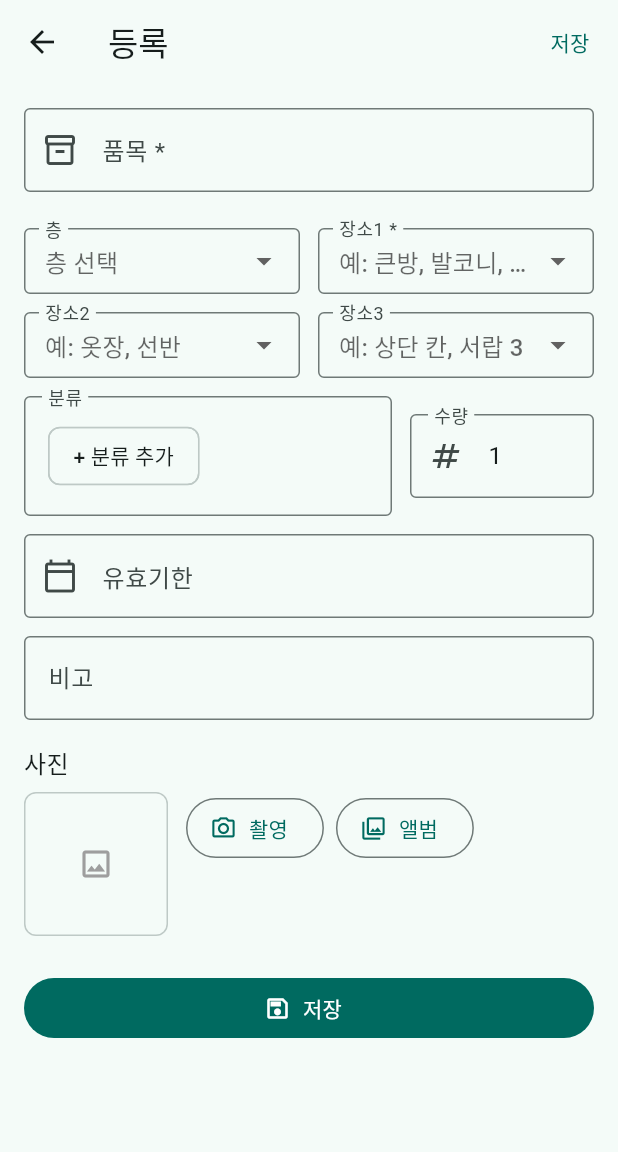
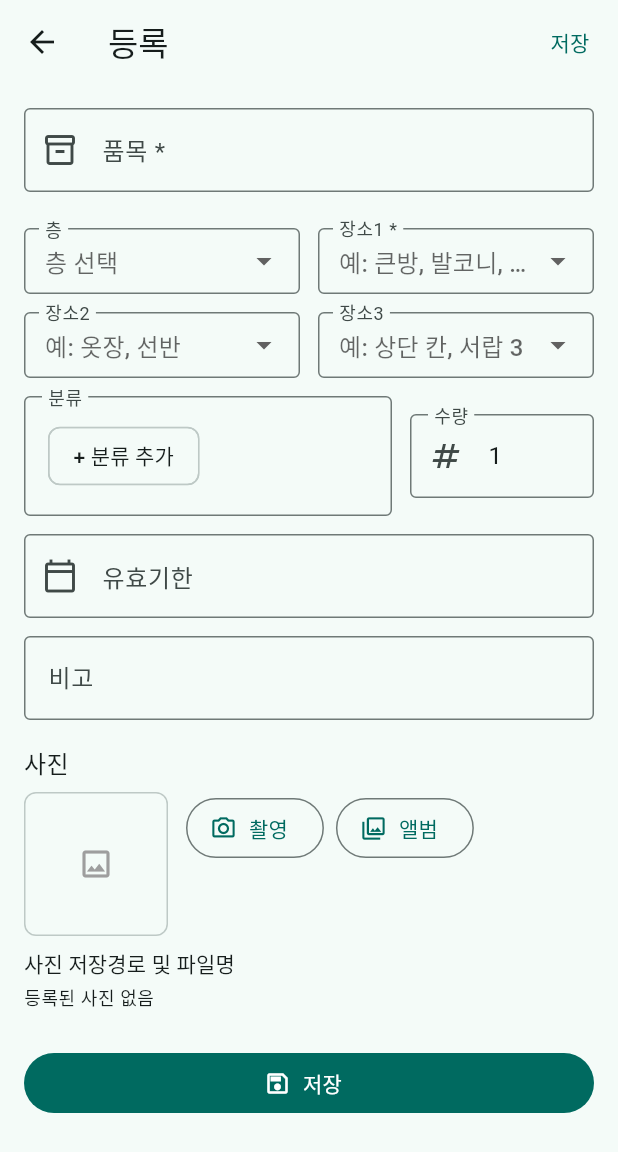
Before and after one commit to ndokhak-prog/whereis-proj, a Flutter app: the ItemEditScreen screen opened directly, on a phone screen of 412 x 824 dp. Shown: the top 1152 px of the screen. Run offline on Flutter 3.47's test engine with Material 3 defaults, Android fonts, the phone set to English and light mode, and no system bars; our stand-ins replace file_picker, image_picker, share_plus, sqflite; missing offline and left inert: excel; accounts and stored records are empty.

Commit message:
사진 저장경로·파일명 항상 표시 및 엑셀에 사진경로/사진파일명 열 추가
- 등록/수정 화면: 사진이 없어도 '사진 저장경로 및 파일명' 항목을 표시(등록된 사진 없음)
- 엑셀 양식/내보내기에 사진경로, 사진파일명 열 추가
- 가져오기: 사진경로 파일이 기기에 있으면 사진 연결, 없으면 사진 없이 등록(건수 표시)
- 교체 시 새 물품이 쓰는 사진 파일은 삭제하지 않도록 수정
- 테스트 13 추가(사진 경로 반영), 골든 갱신(02/03/04/11)

```diff
--- a/lib/screens/home_screen.dart
+++ b/lib/screens/home_screen.dart
@@ -317,6 +317,11 @@ class _HomeScreenState extends State<HomeScreen> {
                 Text(result.replaced > 0
                     ? '기존 ${result.replaced}건을 삭제하고 ${result.inserted}건을 등록했습니다'
                     : '${result.inserted}건이 등록되었습니다'),
+                if (result.photoMissing > 0)
+                  Text(
+                    '사진 파일을 찾을 수 없어 ${result.photoMissing}건은 사진 없이 등록했습니다',
+                    style: Theme.of(ctx).textTheme.bodySmall,
+                  ),
                 if (result.errors.isNotEmpty) ...[
                   const SizedBox(height: 8),
                   Text(
--- a/lib/screens/item_edit_screen.dart
+++ b/lib/screens/item_edit_screen.dart
@@ -558,13 +558,18 @@ class _ItemEditScreenState extends State<ItemEditScreen> {
                 ),
               ],
             ),
-            if (_photoPath != null) ...[
-              const SizedBox(height: 8),
-              SelectableText(
-                '파일명: ${p.basename(_photoPath!)}\n경로: ${_photoPath!}',
-                style: Theme.of(context).textTheme.bodySmall,
-              ),
-            ],
+            const SizedBox(height: 8),
+            Text(
+              '사진 저장경로 및 파일명',
+              style: Theme.of(context).textTheme.titleSmall,
+            ),
+            const SizedBox(height: 4),
+            SelectableText(
+              _photoPath == null
+                  ? '등록된 사진 없음'
+                  : '파일명: ${p.basename(_photoPath!)}\n경로: ${_photoPath!}',
+              style: Theme.of(context).textTheme.bodySmall,
+            ),
             const SizedBox(height: 24),
             Row(
               children: [
```
Also changed, not shown: lib/services/excel_service.dart (+28 -3 lines), 6 other files.
